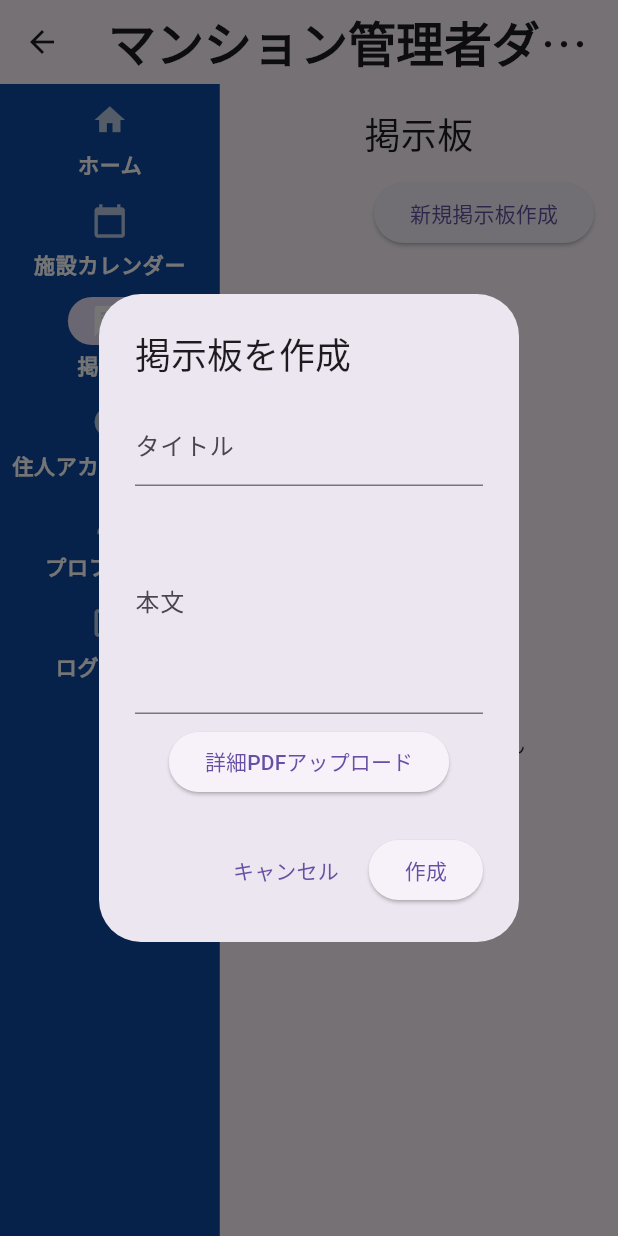
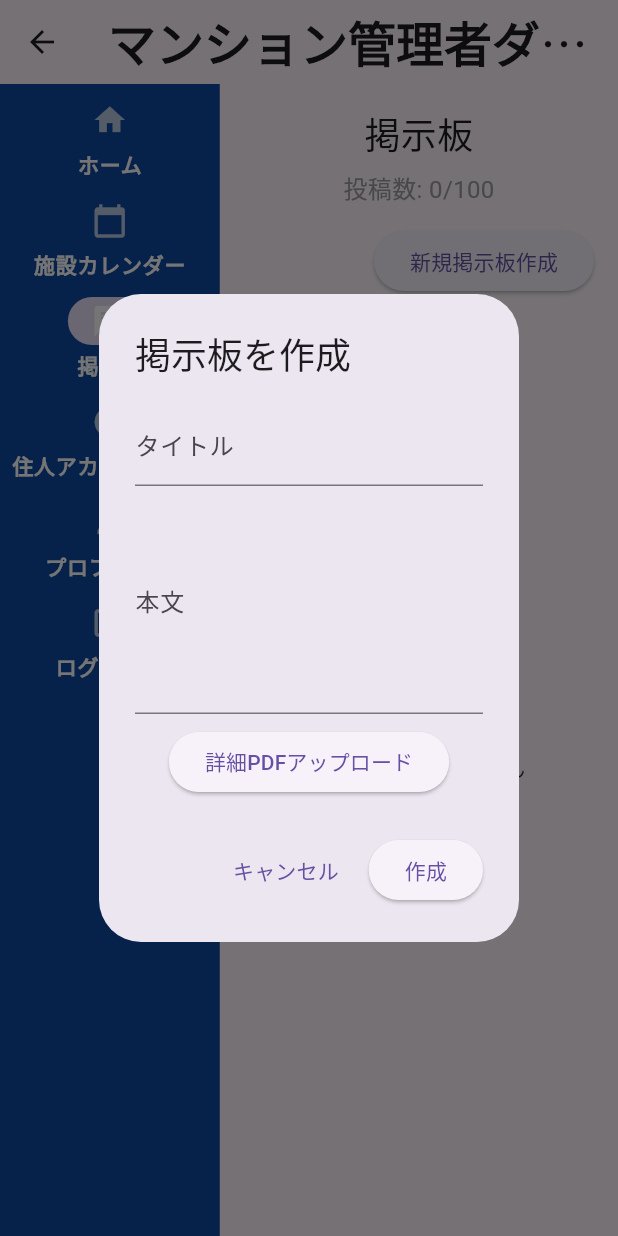
Before and after one commit to daiya-2000/reservation-app, a Flutter app: the OperatorScreen screen opened by its route, after a tap on "施設カレンダー", after a tap on "掲示板", after a tap on "新規掲示板作成", on a phone screen of 412 x 824 dp. Run offline on Flutter 3.47's test engine with Material 3 defaults, Android fonts, the phone set to English and light mode, and no system bars; our stand-ins replace cloud_firestore, cloud_functions, csv, file_picker, firebase_auth, firebase_core and 5 more; missing offline and left inert: universal_html; accounts and stored records are empty.

Commit message:
掲示板の投稿数を100に固定

```diff
--- a/reservation_app/lib/operator_screen.dart
+++ b/reservation_app/lib/operator_screen.dart
@@ -1930,12 +1930,21 @@ class _BulletinBoardScreenState extends State<BulletinBoardScreen> {
     });
   }
 
+  // --- _showCreatePostDialog() の冒頭にもガードを追加 ---
   void _showCreatePostDialog() {
+    // 既に100件以上なら警告だけ出して戻る
+    if (_posts.length >= 100) {
+      ScaffoldMessenger.of(context).showSnackBar(
+        const SnackBar(content: Text('投稿は最大100件までです')),
+      );
+      return;
+    }
+
     final titleController = TextEditingController();
     final bodyController = TextEditingController();
     PlatformFile? selectedPdfFile;
     String? selectedPdfName;
-    bool isPdfTooLarge = false; // ← 追加
+    bool isPdfTooLarge = false;
 
     showDialog(
       context: context,
@@ -2288,6 +2297,7 @@ class _BulletinBoardScreenState extends State<BulletinBoardScreen> {
     );
   }
 
+  // --- build() 内の該当部分 ---
   @override
   Widget build(BuildContext context) {
     return Padding(
@@ -2301,15 +2311,32 @@ class _BulletinBoardScreenState extends State<BulletinBoardScreen> {
               style: TextStyle(fontSize: 24),
             ),
           ),
+          const SizedBox(height: 8),
+
+          // ← 追加：投稿数の表示
+          Center(
+            child: Text(
+              '投稿数: ${_posts.length}/100',
+              style: const TextStyle(fontSize: 16, color: Colors.grey),
+            ),
+          ),
           const SizedBox(height: 12),
+
           Align(
             alignment: Alignment.centerRight,
             child: ElevatedButton(
-              onPressed: _showCreatePostDialog,
+              // 投稿数が100以上なら無効化
+              onPressed: _posts.length >= 100
+                  ? null
+                  : () {
+                      _showCreatePostDialog();
+                    },
               child: const Text('新規掲示板作成'),
             ),
           ),
           const SizedBox(height: 16),
+
+          // （以下、既存のリスト表示…）
           Expanded(
             child: _posts.isEmpty
                 ? const Center(child: Text('まだ掲示はありません'))
```
